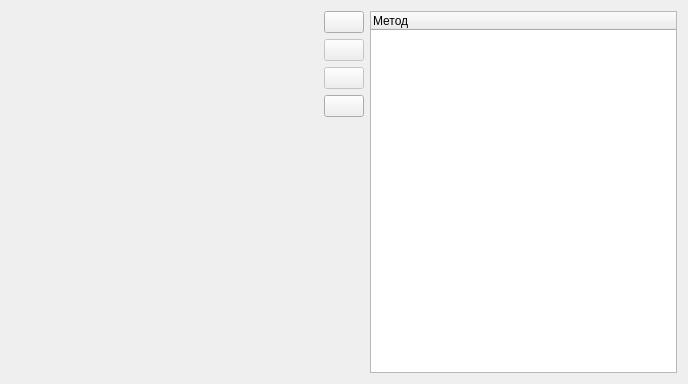
This is zrm/zrmdevmethods.ui in dostapazov/powermon_v4 as Qt 5 draws it before an edit. The edited form follows.
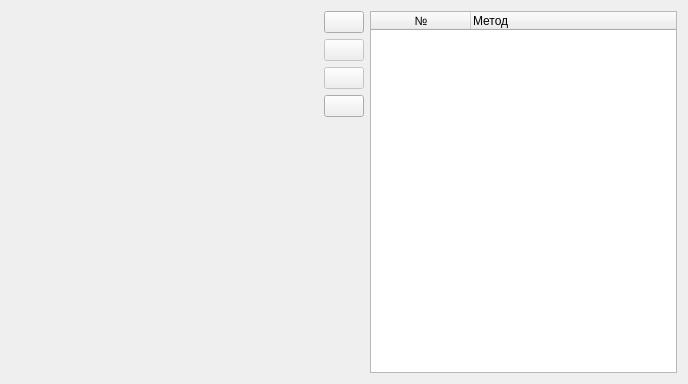
This is the edited form. Icons and pictures are not drawn. Custom widgets are drawn as their Qt base class.

Commit message: Improve look  ZrmDevMethods

What changed in the file:
```diff
--- a/zrm/zrmdevmethods.ui
+++ b/zrm/zrmdevmethods.ui
@@ -147,9 +147,20 @@
      <property name="editTriggers">
       <set>QAbstractItemView::NoEditTriggers</set>
      </property>
+     <property name="alternatingRowColors">
+      <bool>true</bool>
+     </property>
      <property name="selectionMode">
       <enum>QAbstractItemView::ExtendedSelection</enum>
      </property>
+     <column>
+      <property name="text">
+       <string>№</string>
+      </property>
+      <property name="textAlignment">
+       <set>AlignCenter</set>
+      </property>
+     </column>
      <column>
       <property name="text">
        <string>Метод</string>
```
The commit also changes 2 other files.
